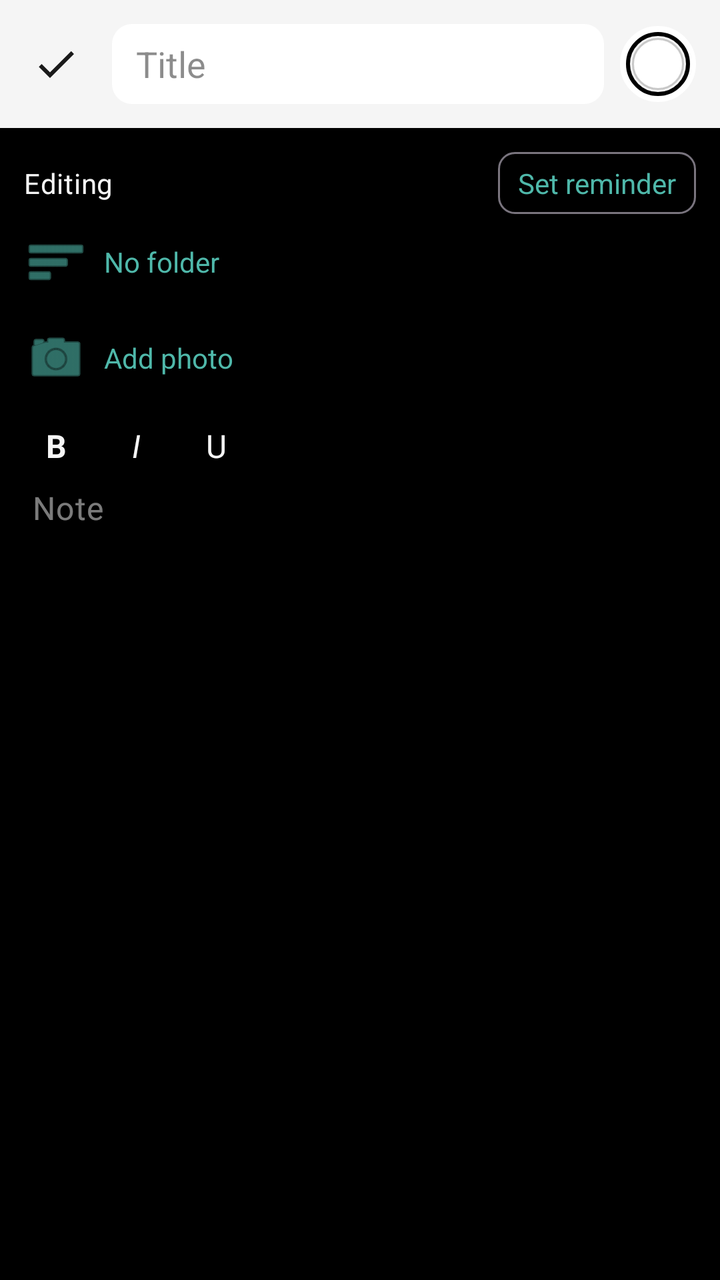
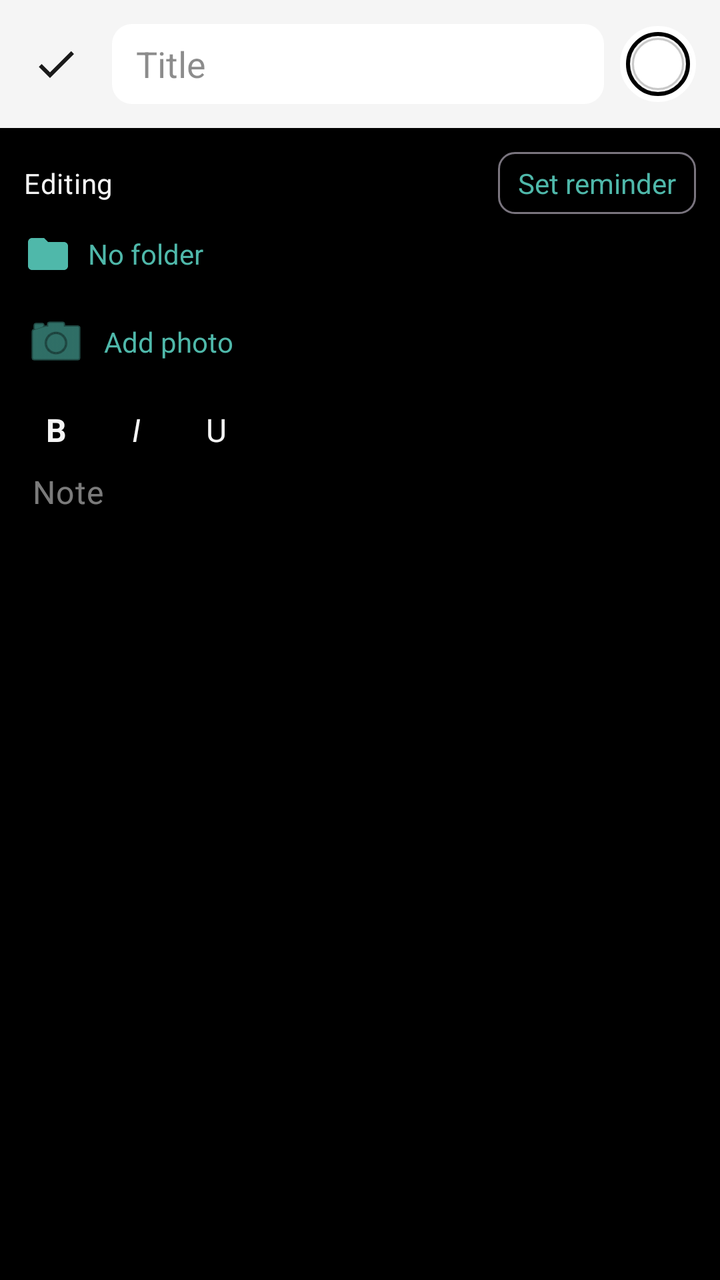

Two renders of the same Android screen: before a commit and after it. Below are the layout's source before the change and the commit's diff.
<!-- AndroidManifest.xml: application theme Theme.Notepad -->
<!-- res/layout/activity_note_editor.xml -->
<?xml version="1.0" encoding="utf-8"?>
<LinearLayout xmlns:android="http://schemas.android.com/apk/res/android"
    xmlns:app="http://schemas.android.com/apk/res-auto"
    android:layout_width="match_parent"
    android:layout_height="match_parent"
    android:background="@color/note_editor_body_background"
    android:orientation="vertical">

    
    <LinearLayout
        android:id="@+id/toolbarRoot"
        android:layout_width="match_parent"
        android:layout_height="?attr/actionBarSize"
        android:background="@color/toolbar_background"
        android:gravity="center_vertical"
        android:orientation="horizontal"
        android:paddingHorizontal="8dp">

        <ImageButton
            android:id="@+id/doneButton"
            android:layout_width="40dp"
            android:layout_height="40dp"
            android:background="?attr/selectableItemBackgroundBorderless"
            android:contentDescription="@string/save_and_close"
            android:src="@drawable/ic_check" />

        <EditText
            android:id="@+id/titleInput"
            android:layout_width="0dp"
            android:layout_height="40dp"
            android:layout_marginHorizontal="8dp"
            android:layout_weight="1"
            android:background="@drawable/shape_title_input_bg"
            android:gravity="center_vertical"
            android:hint="@string/title_hint"
            android:importantForAutofill="no"
            android:inputType="textCapSentences"
            android:paddingHorizontal="12dp"
            android:singleLine="true"
            android:textColor="#1A1A1A"
            android:textColorHint="#801A1A1A" />

        <FrameLayout
            android:id="@+id/colorToggleContainer"
            android:layout_width="38dp"
            android:layout_height="38dp"
            android:layout_marginEnd="4dp"
            android:background="@drawable/shape_selection_ring">

            <ImageView
                android:id="@+id/colorToggleButton"
                android:layout_width="26dp"
                android:layout_height="26dp"
                android:layout_gravity="center"
                android:background="@drawable/shape_color_swatch"
                android:contentDescription="@string/note_color" />

        </FrameLayout>

        <ImageButton
            android:id="@+id/overflowButton"
            android:layout_width="40dp"
            android:layout_height="40dp"
            android:background="?attr/selectableItemBackgroundBorderless"
            android:contentDescription="@string/more_options"
            android:src="@android:drawable/ic_menu_more"
            android:visibility="gone" />

    </LinearLayout>

    <HorizontalScrollView
        android:layout_width="match_parent"
        android:layout_height="wrap_content"
        android:scrollbars="none">

        <LinearLayout
            android:id="@+id/colorRow"
            android:layout_width="wrap_content"
            android:layout_height="wrap_content"
            android:layout_marginStart="12dp"
            android:layout_marginTop="12dp"
            android:gravity="center_vertical"
            android:orientation="horizontal"
            android:visibility="gone" />

    </HorizontalScrollView>

    
    <androidx.core.widget.NestedScrollView
        android:id="@+id/bodyScroll"
        android:layout_width="match_parent"
        android:layout_height="0dp"
        android:layout_weight="1"
        android:fillViewport="true">

        <LinearLayout
            android:layout_width="match_parent"
            android:layout_height="wrap_content"
            android:orientation="vertical">

            <LinearLayout
                android:layout_width="match_parent"
                android:layout_height="wrap_content"
                android:gravity="center_vertical"
                android:orientation="horizontal"
                android:paddingHorizontal="12dp"
                android:paddingTop="12dp">

                <TextView
                    android:id="@+id/editingLabel"
                    android:layout_width="0dp"
                    android:layout_height="wrap_content"
                    android:layout_weight="1"
                    android:text="@string/editing_label"
                    android:textColor="@color/note_editor_body_text"
                    android:textAppearance="?attr/textAppearanceBodyMedium" />

                <TextView
                    android:id="@+id/reminderRow"
                    android:layout_width="wrap_content"
                    android:layout_height="wrap_content"
                    android:background="@drawable/shape_badge_outline"
                    android:drawablePadding="8dp"
                    android:gravity="center_vertical"
                    android:paddingHorizontal="10dp"
                    android:paddingVertical="6dp"
                    android:text="@string/set_reminder"
                    android:textColor="?attr/colorPrimary" />

            </LinearLayout>

            <TextView
                android:id="@+id/folderRow"
                android:layout_width="wrap_content"
                android:layout_height="wrap_content"
                android:layout_marginStart="4dp"
                android:drawablePadding="8dp"
                android:gravity="center_vertical"
                android:padding="8dp"
                android:text="@string/folder_none"
                android:textColor="?attr/colorPrimary"
                app:drawableStartCompat="@android:drawable/ic_menu_sort_by_size"
                app:drawableTint="?attr/colorPrimary" />

            <TextView
                android:id="@+id/imageRow"
                android:layout_width="wrap_content"
                android:layout_height="wrap_content"
                android:layout_marginStart="4dp"
                android:drawablePadding="8dp"
                android:gravity="center_vertical"
                android:padding="8dp"
                android:text="@string/add_photo"
                android:textColor="?attr/colorPrimary"
                app:drawableStartCompat="@android:drawable/ic_menu_camera"
                app:drawableTint="?attr/colorPrimary" />

            <FrameLayout
                android:id="@+id/imagePreviewContainer"
                android:layout_width="wrap_content"
                android:layout_height="wrap_content"
                android:layout_marginStart="12dp"
                android:layout_marginBottom="8dp"
                android:visibility="gone">

                <ImageView
                    android:id="@+id/imagePreview"
                    android:layout_width="120dp"
                    android:layout_height="120dp"
                    android:contentDescription="@string/add_photo"
                    android:scaleType="centerCrop" />

                <ImageButton
                    android:id="@+id/removeImageButton"
                    android:layout_width="28dp"
                    android:layout_height="28dp"
                    android:layout_gravity="top|end"
                    android:background="@android:color/black"
                    android:contentDescription="@string/action_remove"
                    android:src="@android:drawable/ic_menu_close_clear_cancel" />

            </FrameLayout>

            <LinearLayout
                android:id="@+id/formatToolbar"
                android:layout_width="wrap_content"
                android:layout_height="wrap_content"
                android:layout_marginStart="8dp"
                android:orientation="horizontal">

                <TextView
                    android:id="@+id/boldButton"
                    android:layout_width="40dp"
                    android:layout_height="40dp"
                    android:background="?attr/selectableItemBackgroundBorderless"
                    android:contentDescription="@string/format_bold"
                    android:gravity="center"
                    android:text="@string/format_bold_label"
                    android:textColor="@color/note_editor_body_text"
                    android:textStyle="bold"
                    android:textSize="16sp" />

                <TextView
                    android:id="@+id/italicButton"
                    android:layout_width="40dp"
                    android:layout_height="40dp"
                    android:background="?attr/selectableItemBackgroundBorderless"
                    android:contentDescription="@string/format_italic"
                    android:gravity="center"
                    android:text="@string/format_italic_label"
                    android:textColor="@color/note_editor_body_text"
                    android:textStyle="italic"
                    android:textSize="16sp" />

                <TextView
                    android:id="@+id/underlineButton"
                    android:layout_width="40dp"
                    android:layout_height="40dp"
                    android:background="?attr/selectableItemBackgroundBorderless"
                    android:contentDescription="@string/format_underline"
                    android:gravity="center"
                    android:text="@string/format_underline_label"
                    android:textColor="@color/note_editor_body_text"
                    android:textSize="16sp" />

            </LinearLayout>

            <EditText
                android:id="@+id/bodyInput"
                android:layout_width="match_parent"
                android:layout_height="wrap_content"
                android:minHeight="280dp"
                android:background="@android:color/transparent"
                android:gravity="top"
                android:hint="@string/body_hint"
                android:importantForAutofill="no"
                android:inputType="textCapSentences|textMultiLine"
                android:paddingHorizontal="16dp"
                android:paddingBottom="24dp"
                android:textColor="@color/note_editor_body_text"
                android:textColorHint="@color/note_editor_body_hint"
                android:textAppearance="?attr/textAppearanceBodyLarge" />

        </LinearLayout>

    </androidx.core.widget.NestedScrollView>

    <LinearLayout
        android:id="@+id/checklistContainer"
        android:layout_width="match_parent"
        android:layout_height="0dp"
        android:layout_weight="1"
        android:orientation="vertical"
        android:visibility="gone">

        <androidx.recyclerview.widget.RecyclerView
            android:id="@+id/checklistRecyclerView"
            android:layout_width="match_parent"
            android:layout_height="0dp"
            android:layout_weight="1"
            android:paddingHorizontal="8dp" />

        <View
            android:layout_width="match_parent"
            android:layout_height="1dp"
            android:layout_marginStart="32dp"
            android:background="@color/checklist_item_divider" />

        <LinearLayout
            android:layout_width="match_parent"
            android:layout_height="wrap_content"
            android:gravity="center_vertical"
            android:orientation="horizontal"
            android:paddingStart="8dp">

            <ImageView
                android:id="@+id/newItemIcon"
                android:layout_width="24dp"
                android:layout_height="24dp"
                android:contentDescription="@null"
                android:src="@android:drawable/ic_input_add"
                app:tint="@color/note_editor_body_hint" />

            <EditText
                android:id="@+id/newItemInput"
                android:layout_width="0dp"
                android:layout_height="wrap_content"
                android:layout_weight="1"
                android:background="@android:color/transparent"
                android:hint="@string/add_item_hint"
                android:imeOptions="actionDone"
                android:importantForAutofill="no"
                android:inputType="text"
                android:padding="16dp"
                android:textColor="@color/note_editor_body_text"
                android:textColorHint="@color/note_editor_body_hint"
                android:textAppearance="?attr/textAppearanceBodyLarge" />

        </LinearLayout>

    </LinearLayout>

</LinearLayout>
<!-- resources referenced by this layout -->
<resources>
  <color name="checklist_item_divider">#4D4D4D</color>
  <color name="note_editor_body_background">#000000</color>
  <color name="note_editor_body_hint">#80F5F5F5</color>
  <color name="note_editor_body_text">#F5F5F5</color>
  <color name="toolbar_background">#F5F5F5</color>
  <!-- drawable ic_check (drawable) -->
  <?xml version="1.0" encoding="utf-8"?>
  <vector xmlns:android="http://schemas.android.com/apk/res/android"
      android:width="24dp"
      android:height="24dp"
      android:viewportWidth="24"
      android:viewportHeight="24"
      android:tint="?attr/colorOnSurface">
      <path
          android:fillColor="@android:color/white"
          android:pathData="M9,16.17L4.83,12l-1.42,1.41L9,19 21,7l-1.41,-1.41z" />
  </vector>
  <!-- drawable shape_badge_outline (drawable) -->
  <?xml version="1.0" encoding="utf-8"?>
  <shape xmlns:android="http://schemas.android.com/apk/res/android">
      <corners android:radius="8dp" />
      <stroke android:width="1dp" android:color="?attr/colorOutline" />
      <solid android:color="@android:color/transparent" />
  </shape>
  <!-- drawable shape_color_swatch (drawable) -->
  <?xml version="1.0" encoding="utf-8"?>
  <shape xmlns:android="http://schemas.android.com/apk/res/android"
      android:shape="oval">
      <solid android:color="@android:color/white" />
      <stroke
          android:width="1dp"
          android:color="#33000000" />
  </shape>
  <!-- drawable shape_title_input_bg (drawable) -->
  <?xml version="1.0" encoding="utf-8"?>
  <shape xmlns:android="http://schemas.android.com/apk/res/android">
      <solid android:color="@android:color/white" />
      <corners android:radius="10dp" />
  </shape>
  <string name="action_remove">Remove</string>
  <string name="add_item_hint">Add item</string>
  <string name="add_photo">Add photo</string>
  <string name="body_hint">Note</string>
  <string name="editing_label">Editing</string>
  <string name="folder_none">No folder</string>
  <string name="format_bold">Bold</string>
  <string name="format_bold_label">B</string>
  <string name="format_italic">Italic</string>
  <string name="format_italic_label">I</string>
  <string name="format_underline">Underline</string>
  <string name="format_underline_label">U</string>
  <string name="more_options">More options</string>
  <string name="note_color">Note color</string>
  <string name="save_and_close">Save and close</string>
  <string name="set_reminder">Set reminder</string>
  <string name="title_hint">Title</string>
  <color name="accent_teal">#4FB8AA</color>
  <color name="on_accent_teal">#06201C</color>
  <color name="app_surface">#FFFFFF</color>
  <color name="on_surface">#1A1A1A</color>
  <color name="on_surface_variant">#5F6368</color>
  <color name="app_background">#FFFFFF</color>
  <!-- unchanged entries left out for length: 2 -->
</resources>

<!-- the commit's change to res/layout/activity_note_editor.xml (unified diff, before → after) -->
@@ -139,7 +139,7 @@
                 android:padding="8dp"
                 android:text="@string/folder_none"
                 android:textColor="?attr/colorPrimary"
-                app:drawableStartCompat="@android:drawable/ic_menu_sort_by_size"
+                app:drawableStartCompat="@drawable/ic_folder"
                 app:drawableTint="?attr/colorPrimary" />
 
             <TextView
@@ -271,14 +271,15 @@
             android:layout_height="wrap_content"
             android:gravity="center_vertical"
             android:orientation="horizontal"
-            android:paddingStart="8dp">
+            android:paddingStart="12dp">
 
             <ImageView
                 android:id="@+id/newItemIcon"
-                android:layout_width="24dp"
-                android:layout_height="24dp"
+                android:layout_width="28dp"
+                android:layout_height="28dp"
+                android:alpha="0.7"
                 android:contentDescription="@null"
-                android:src="@android:drawable/ic_input_add"
+                android:src="@drawable/ic_add_circle"
                 app:tint="@color/note_editor_body_hint" />
 
             <EditText
<!-- resource entries referenced after the edit -->
@@ -5,6 +5,17 @@
   <color name="note_editor_body_hint">#80F5F5F5</color>
   <color name="note_editor_body_text">#F5F5F5</color>
   <color name="toolbar_background">#F5F5F5</color>
+  <!-- drawable ic_add_circle (drawable) -->
+  <?xml version="1.0" encoding="utf-8"?>
+  <vector xmlns:android="http://schemas.android.com/apk/res/android"
+      android:width="24dp"
+      android:height="24dp"
+      android:viewportWidth="24"
+      android:viewportHeight="24">
+      <path
+          android:fillColor="#FF000000"
+          android:pathData="M12,2C6.48,2 2,6.48 2,12s4.48,10 10,10 10,-4.48 10,-10S17.52,2 12,2zM17,13h-4v4h-2v-4H7v-2h4V7h2v4h4v2z" />
+  </vector>
   <!-- drawable ic_check (drawable) -->
   <?xml version="1.0" encoding="utf-8"?>
   <vector xmlns:android="http://schemas.android.com/apk/res/android"
@@ -16,6 +27,17 @@
       <path
           android:fillColor="@android:color/white"
           android:pathData="M9,16.17L4.83,12l-1.42,1.41L9,19 21,7l-1.41,-1.41z" />
+  </vector>
+  <!-- drawable ic_folder (drawable) -->
+  <?xml version="1.0" encoding="utf-8"?>
+  <vector xmlns:android="http://schemas.android.com/apk/res/android"
+      android:width="24dp"
+      android:height="24dp"
+      android:viewportWidth="24"
+      android:viewportHeight="24">
+      <path
+          android:fillColor="#FF000000"
+          android:pathData="M10,4H4c-1.1,0 -1.99,0.9 -1.99,2L2,18c0,1.1 0.9,2 2,2h16c1.1,0 2,-0.9 2,-2V8c0,-1.1 -0.9,-2 -2,-2h-8l-2,-2z" />
   </vector>
   <!-- drawable shape_badge_outline (drawable) -->
   <?xml version="1.0" encoding="utf-8"?>
